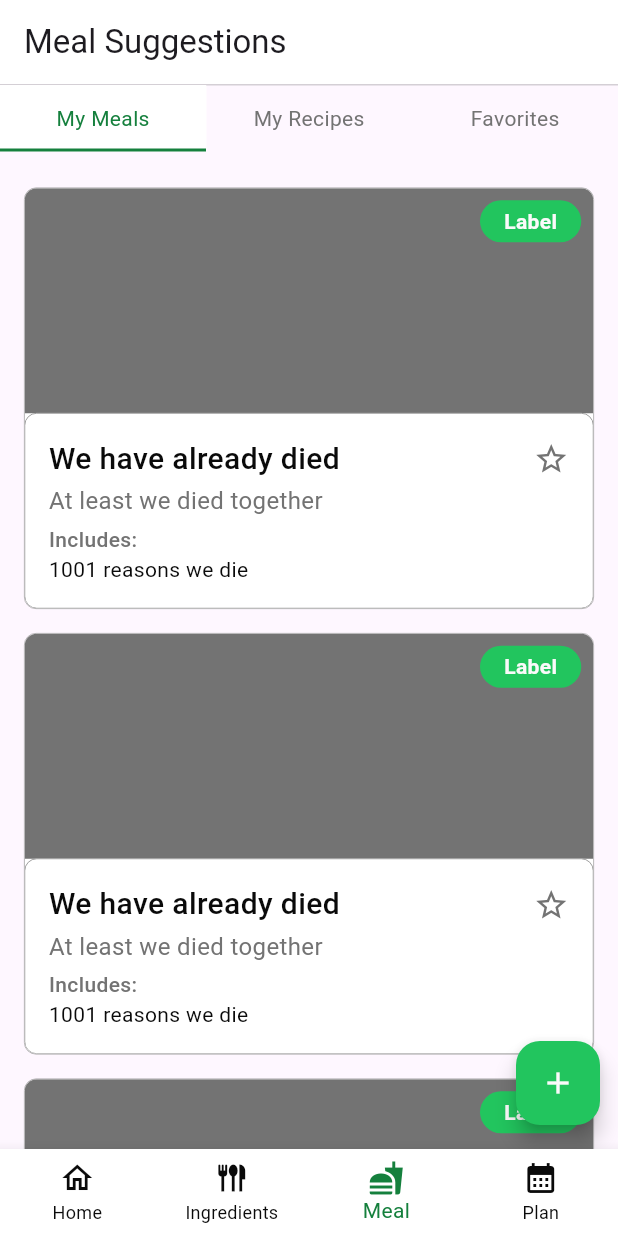
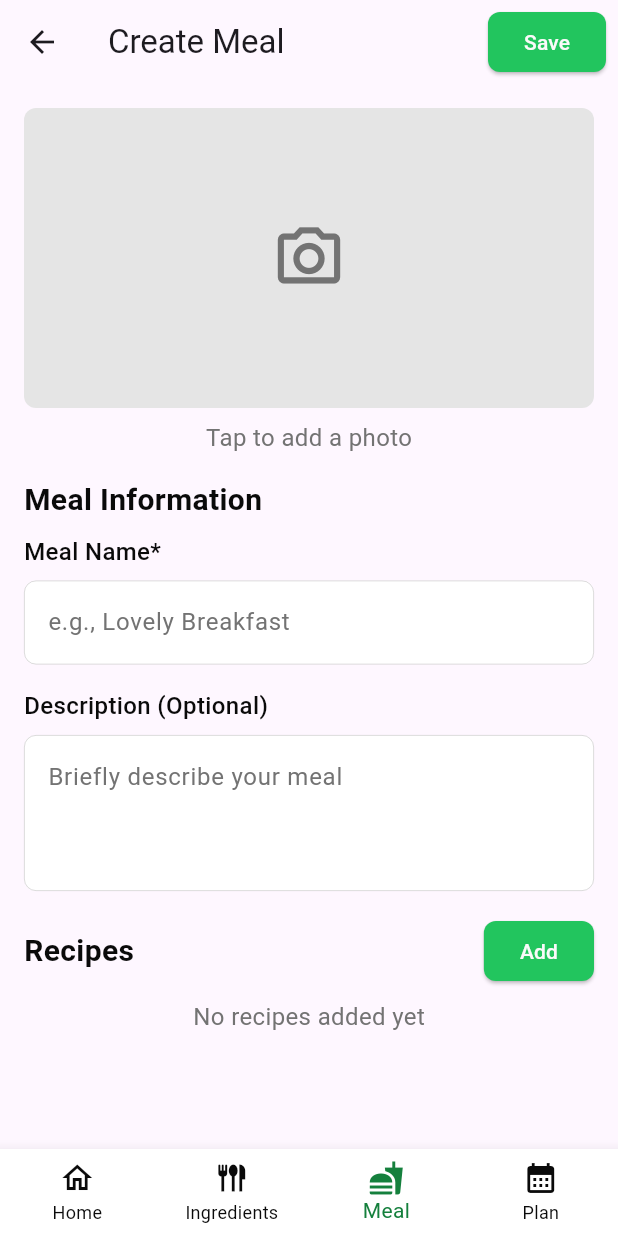
Before and after one commit to Nghia260104/pantrypal, a Flutter app: the screen it shows after launch, item 3 of the bottom bar chosen, after a tap on the "add" icon, on a phone screen of 412 x 824 dp. Run offline on Flutter 3.47's test engine with Material 3 defaults, Android fonts, the phone set to English and light mode, and no system bars; our stand-ins replace get, hive_ce, hive_ce_flutter, image_picker; accounts and stored records are empty; generated files the repository leaves out were written again.

```diff
--- a/lib/screens/ingredients/ingredients_screen.dart
+++ b/lib/screens/ingredients/ingredients_screen.dart
@@ -72,7 +72,7 @@ class IngredientsScreen extends StatelessWidget {
                   itemBuilder: (context, index) {
                     if (index == sections.length) {
                       // Add a SizedBox at the end
-                      return const SizedBox(height: 70); // Adjust the height as needed
+                      return const SizedBox(height: 80); // Adjust the height as needed
                     }
 
                     final section = sections[index];
@@ -93,7 +93,7 @@ class IngredientsScreen extends StatelessWidget {
                               padding: const EdgeInsets.symmetric(vertical: 6),
                               child: Container(
                                 decoration: BoxDecoration(
-                                  color: Colors.white,
+                                  color: colors.secondaryButtonColor,
                                   borderRadius: BorderRadius.circular(8.0),
                                   boxShadow: [
                                     BoxShadow(
--- /dev/null
+++ b/lib/screens/meal/create_meal_screen.dart
@@ -0,0 +1,479 @@
+import 'package:flutter/material.dart';
+import 'package:get/get.dart';
+import 'package:pantrypal/controllers/root_controller.dart';
+import 'package:pantrypal/core/theme/theme_colors.dart';
+import 'package:image_picker/image_picker.dart';
+import 'dart:io';
+
+class CreateMealScreen extends StatelessWidget {
+  final CreateMealController controller = Get.put(CreateMealController());
+  final RootController rootController = Get.find<RootController>();
+
+  @override
+  Widget build(BuildContext context) {
+    final colors = Theme.of(context).extension<ThemeColors>()!;
+
+    return Scaffold(
+      appBar: AppBar(
+        leading: IconButton(
+          icon: Icon(Icons.arrow_back),
+          onPressed: () => rootController.handleBack(),
+        ),
+        title: Text("Create Meal"),
+        actions: [
+          Padding(
+            padding: const EdgeInsets.only(right: 8.0), // Add padding to the right
+            child: ElevatedButton(
+              onPressed: () {
+                // Save logic here
+              },
+              style: ElevatedButton.styleFrom(
+                backgroundColor: colors.buttonColor, // Use buttonColor from ThemeColors
+                foregroundColor: colors.buttonContentColor, // Use buttonContentColor for text
+                shape: RoundedRectangleBorder(
+                  borderRadius: BorderRadius.circular(8), // Rounded rectangle shape
+                ),
+                // maximumSize: Size(80, 40), // Adjust horizontal size to make it smaller
+              ),
+              child: Text("Save"),
+            ),
+          ),
+        ],
+      ),
+      body: Padding(
+        padding: const EdgeInsets.all(16.0),
+        child: SingleChildScrollView(
+          child: Column(
+            crossAxisAlignment: CrossAxisAlignment.start,
+            children: [
+              GestureDetector(
+                onTap: controller.pickImage,
+                child: Obx(() {
+                  return Container(
+                    height: 200,
+                    decoration: BoxDecoration(
+                      color: colors.imagePickerColor,
+                      borderRadius: BorderRadius.circular(8),
+                    ),
+                    child: controller.selectedImage.value == null
+                        ? Center(child: Icon(Icons.camera_alt_outlined, size: 50, color: colors.hintTextColor))
+                        : ClipRRect(
+                            borderRadius: BorderRadius.circular(8),
+                            child: Image.file(
+                              File(controller.selectedImage.value!.path),
+                              fit: BoxFit.cover,
+                            ),
+                          ),
+                  );
+                }),
+              ),
+              Obx(() {
+                return controller.selectedImage.value == null
+                    ? Center(
+                        child: Padding(
+                          padding: const EdgeInsets.only(top: 8.0),
+                          child: Text(
+                            "Tap to add a photo",
+                            style: TextStyle(
+                              color: colors.hintTextColor,
+                              fontSize: 16,
+                            ),
+                          ),
+                        ),
+                      )
+                    : SizedBox.shrink();
+              }),
+              SizedBox(height: 16),
+              Text(
+                "Meal Information",
+                style: TextStyle(
+                  fontSize: 20,
+                  fontWeight: FontWeight.bold,
+                  color: colors.textPrimaryColor,
+                ),
+              ),
+              SizedBox(height: 8),
+              Text(
+                "Meal Name*",
+                style: TextStyle(
+                  fontSize: 16,
+                  color: colors.textPrimaryColor,
+                  fontWeight: FontWeight.w500,
+                ),
+              ),
+              SizedBox(height: 8),
+              TextField(
+                controller: controller.mealNameController,
+                decoration: InputDecoration(
+                  hintText: "e.g., Lovely Breakfast",
+                  hintStyle: TextStyle(
+                    color: colors.hintTextColor,
+                  ),
+                  border: OutlineInputBorder(
+                    borderRadius: BorderRadius.circular(8),
+                    borderSide: BorderSide(
+                      color: colors.secondaryButtonContentColor.withAlpha(50),
+                      width: 0.5,
+                    ),
+                  ),
+                  enabledBorder: OutlineInputBorder(
+                    borderRadius: BorderRadius.circular(8),
+                    borderSide: BorderSide(
+                      color: colors.secondaryButtonContentColor.withAlpha(50),
+                      width: 0.5,
+                    ),
+                  ),
+                  focusedBorder: OutlineInputBorder(
+                    borderRadius: BorderRadius.circular(8),
+                    borderSide: BorderSide(
+                      color: colors.secondaryButtonContentColor.withAlpha(50),
+                      width: 0.5,
+                    ),
+                  ),
+                  fillColor: colors.secondaryButtonColor,
+                  filled: true,
+                ),
+                style: TextStyle(
+                  color: colors.secondaryButtonContentColor,
+                ),
+              ),
+              SizedBox(height: 16),
+              Text(
+                "Description (Optional)",
+                style: TextStyle(
+                  fontSize: 16,
+                  color: colors.textPrimaryColor,
+                  fontWeight: FontWeight.w500,
+                ),
+              ),
+              SizedBox(height: 8),
+              TextField(
+                maxLines: 3,
+                controller: controller.descriptionController,
+                decoration: InputDecoration(
+                  hintText: "Briefly describe your meal",
+                  hintStyle: TextStyle(
+                    color: colors.hintTextColor,
+                  ),
+                  border: OutlineInputBorder(
+                    borderRadius: BorderRadius.circular(8),
+                    borderSide: BorderSide(
+                      color: colors.secondaryButtonContentColor.withAlpha(50),
+                      width: 0.5,
+                    ),
+                  ),
+                  enabledBorder: OutlineInputBorder(
+                    borderRadius: BorderRadius.circular(8),
+                    borderSide: BorderSide(
+                      color: colors.secondaryButtonContentColor.withAlpha(50),
+                      width: 0.5,
+                    ),
+                  ),
+                  focusedBorder: OutlineInputBorder(
+                    borderRadius: BorderRadius.circular(8),
+                    borderSide: BorderSide(
+                      color: colors.secondaryButtonContentColor.withAlpha(50),
+                      width: 0.5,
+                    ),
+                  ),
+                  fillColor: colors.secondaryButtonColor,
+                  filled: true,
+                ),
+                style: TextStyle(
+                  color: colors.secondaryButtonContentColor,
+                ),
+              ),
+              SizedBox(height: 16),
+              Row(
+                mainAxisAlignment: MainAxisAlignment.spaceBetween,
+                children: [
+                  Text(
+                    "Recipes",
+                    style: TextStyle(
+                      fontSize: 20,
+                      fontWeight: FontWeight.bold,
+                      color: colors.textPrimaryColor,
+                    ),
+                  ),
+                  ElevatedButton(
+                    onPressed: () {
+                      // Save logic here
+                      controller.addRecipe();
+                    },
+                    style: ElevatedButton.styleFrom(
+                      backgroundColor: colors.buttonColor, // Use buttonColor from ThemeColors
+                      foregroundColor: colors.buttonContentColor, // Use buttonContentColor for text
+                      shape: RoundedRectangleBorder(
+                        borderRadius: BorderRadius.circular(8), // Rounded rectangle shape
+                      ),
+                      // maximumSize: Size(80, 40), // Adjust horizontal size to make it smaller
+                    ),
+                    child: Text("Add"),
+                  ),
+                ],
+              ),
+              SizedBox(height: 8),
+              Obx(() {
+                if (controller.recipes.isEmpty) {
+                  return Center(
+                    child: Text(
+                      "No recipes added yet",
+                      style: TextStyle(
+                        color: colors.hintTextColor,
+                        fontSize: 16,
+                      ),
+                    )
+                  );
+                }
+                return Column(
+                  children: controller.recipes.map((recipe) {
+                    return Column(
+                      children: [
+                        Container(
+                          decoration: BoxDecoration(
+                            color: colors.secondaryButtonColor,
+                            borderRadius: BorderRadius.circular(8.0),
+                            // boxShadow: [
+                            //   BoxShadow(
+                            //     color: Colors.grey.withAlpha(127),
+                            //     spreadRadius: 1,
+                            //     blurRadius: 3,
+                            //     offset: const Offset(0, 2),
+                            //   ),
+                            // ],
+                            border: Border.all(
+                              color: colors.secondaryButtonContentColor.withAlpha(50),
+                              width: 1,
+                            ),
+                          ),
+                          padding: EdgeInsets.symmetric(horizontal: 16, vertical: 12),
+                          child: Row(
+                            crossAxisAlignment: CrossAxisAlignment.start,
+                            children: [
+                              Container(
+                                width: 60,
+                                height: 60,
+                                margin: const EdgeInsets.only(top: 4.0),
+                                decoration: BoxDecoration(
+                                  color: Colors.grey,
+                                ),
+                              ),
+                              SizedBox(width: 8),
+                              Expanded(
+                                child: Column(
+                                  crossAxisAlignment: CrossAxisAlignment.start,
+                                  children: [
+                                    Row(
+                                      children: [
+                                        Expanded(
+                                          child: Text(
+                                            recipe.name.value,
+                                            maxLines: 2,
+                                            overflow: TextOverflow.ellipsis,
+                                            style: TextStyle(
+                                              color: colors.textPrimaryColor,
+                                              fontSize: 18,
+                                              fontWeight: FontWeight.w500,
+                                            ),
+                                          ),
+                                        ),
+                                        SizedBox(
+                                          height: 24,
+                                          width: 24,
+                                          child: IconButton(
+                                            padding: EdgeInsets.zero,
+                                            icon: Icon(
+                                              Icons.close,
+                                              color: colors.normalIconColor,
+                                            ),
+                                            onPressed: () => controller.removeRecipe(recipe),
+                                          ),
+                                        ),
+                                      ],
+                                    ),
+                                    SizedBox(height: 4),
+                                    Row(
+                                      mainAxisAlignment: MainAxisAlignment.spaceBetween,
+                                      children: [
+                                        Text("Quantity:"),
+                                        Row(
+                                          children: [
+                                            Container(
+                                              width: 32, // Reduced width
+                                              height: 32, // Reduced height
+                                              decoration: BoxDecoration(
+                                                border: Border.all(
+                                                  color: colors.secondaryButtonContentColor
+                                                      .withAlpha(50),
+                                                  width: 1,
+                                                ),
+                                                shape: BoxShape.circle,
+                                              ),
+                                              child: IconButton(
+                                                icon: Icon(
+                                                  Icons.remove,
+                                                  color: colors.secondaryButtonContentColor,
+                                                  size: 20,
+                                                ),
+                                                onPressed: () => controller.decreaseQuantity(recipe),
+                                                constraints: BoxConstraints(
+                                                  minWidth: 32, // Match the container size
+                                                  minHeight: 32, // Match the container size
+                                                ),
+                                                padding:
+                                                    EdgeInsets.zero, // Remove extra padding
+                                              ),
+                                            ),
+                                            Obx(() {
+                                              return Padding(
+                                                padding: const EdgeInsets.symmetric(
+                                                  horizontal: 12,
+                                                ),
+                                                child: Text(
+                                                  recipe.quantity.value.toString(),
+                                                  style: TextStyle(
+                                                    color: colors.textPrimaryColor,
+                                                    fontSize: 16,
+                                                  ),
+                                                ),
+                                              );
+                                            }),
+                                            Container(
+                                              width: 32, // Reduced width
+                                              height: 32, // Reduced height
+                                              decoration: BoxDecoration(
+                                                border: Border.all(
+                                                  color: colors.secondaryButtonContentColor
+                                                      .withAlpha(50),
+                                                  width: 1,
+                                                ),
+                                                shape: BoxShape.circle,
+                                              ),
+                                              child: IconButton(
+                                                icon: Icon(
+                                                  Icons.add,
+                                                  color: colors.secondaryButtonContentColor,
+                                                  size: 20,
+                                                ),
+                                                onPressed: () => controller.increaseQuantity(recipe),
+                                                constraints: BoxConstraints(
+                                                  minWidth: 32, // Match the container size
+                                                  minHeight: 32, // Match the container size
+                                                ),
+                                                padding:
+                                                    EdgeInsets.zero, // Remove extra padding
+                                              ),
+                                            ),
+                                          ],
+                                        ),
+                                      ],
+                                    ),
+                                  ],
+                                ),
+                              ),
+                            ],
+                          ),
+                        ),
+                        SizedBox(height: 8,),
+                      ],
+                    );
+                  }).toList(),
+                );
+              }),
+              Obx(() {
+                if (controller.recipes.isEmpty) return SizedBox.shrink();
+                return Column(
+                  crossAxisAlignment: CrossAxisAlignment.start,
+                  children: [
+                    SizedBox(height: 16),
+                    Text("Meal Summary"),
+                    SizedBox(height: 8),
+                    Container(
+                      padding: EdgeInsets.all(8),
+                      decoration: BoxDecoration(
+                        color: Colors.grey[200],
+                        borderRadius: BorderRadius.circular(8),
+                      ),
+                      child: Row(
+                        mainAxisAlignment: MainAxisAlignment.spaceBetween,
+                        children: List.generate(4, (index) {
+                          return Expanded(
+                            child: Container(
+                              margin: EdgeInsets.symmetric(horizontal: 4),
+                              padding: EdgeInsets.all(8),
+                              decoration: BoxDecoration(
+                                color: Colors.white,
+                                borderRadius: BorderRadius.circular(8),
+                              ),
+                              child: Column(
+                                children: [
+                                  Text("Title $index"),
+                                  Text("Value $index"),
+                                ],
+                              ),
+                            ),
+                          );
+                        }),
+                      ),
+                    ),
+                  ],
+                );
+              }),
+            ],
+          ),
+        ),
+      ),
+    );
+  }
+}
+
+class CreateMealController extends GetxController {
+  var imagePath = ''.obs;
+  var recipes = <Recipe>[].obs;
+  var selectedImage = Rx<XFile?>(null);
+  TextEditingController mealNameController = TextEditingController();
+  TextEditingController descriptionController = TextEditingController();
+
+  void addRecipe() {
+    // Implement add recipe logic
+    // recipes.add(Recipe(name: "New Recipeeeeeeeeeeeeeeeeeeeeeeeeeeeeeeeeeeeeeeeeeeeeeeeeeeeeeeeeeeeeeeeee", quantity: 1));
+    recipes.add(Recipe(name: "New Recipe", quantity: 1));
+  }
+
+  void removeRecipe(Recipe recipe) {
+    recipes.remove(recipe);
+  }
+
+  void decreaseQuantity(Recipe recipe) {
+    // Implement decrease quantity logic
+    if (recipe.quantity > 1) {
+      recipe.quantity.value--;
+    }
+  }
+
+  void increaseQuantity(Recipe recipe) {
+    // Implement increase quantity logic
+    if (recipe.quantity < 10) {
+      recipe.quantity.value++;
+    }
+  }
+
+  void saveMeal() {
+    // Implement save meal logic
+  }
+
+  void pickImage() async {
+    final ImagePicker picker = ImagePicker();
+    final XFile? image = await picker.pickImage(source: ImageSource.gallery);
+    selectedImage.value = image;
+  }
+}
+
+class Recipe {
+  RxString name;
+  RxInt quantity;
+
+  Recipe({required String name, required int quantity})
+      : name = name.obs,
+        quantity = quantity.obs;
+}
--- a/lib/screens/meal/meal_screen.dart
+++ b/lib/screens/meal/meal_screen.dart
@@ -2,8 +2,9 @@ import 'package:flutter/material.dart';
 import 'package:get/get.dart';
 import 'package:pantrypal/controllers/root_controller.dart';
 import 'package:pantrypal/core/theme/theme_colors.dart';
+import 'package:pantrypal/screens/meal/create_meal_screen.dart';
 import 'package:pantrypal/screens/meal/create_recipe_screen.dart';
-import 'package:pantrypal/screens/meal/meal_detail_screen.dart';
+import 'package:pantrypal/screens/meal/recipe_detail_screen.dart';
 import 'package:pantrypal/widgets/rounded_box.dart';
 import 'package:pantrypal/controllers/meal/meal_controller.dart';
 
@@ -507,6 +508,12 @@ class MealScreen extends StatelessWidget {
                           id: rootController.currentNavId.value,
                         );
                       }
+                      else {
+                        Get.to(
+                          CreateMealScreen(),
+                          id: rootController.currentNavId.value,
+                        );
+                      }
                     },
                     backgroundColor: colors.buttonColor,
                     child: Icon(Icons.add, color: colors.buttonContentColor),
--- a/lib/widgets/custom_dropdown_button.dart
+++ b/lib/widgets/custom_dropdown_button.dart
@@ -4,6 +4,7 @@ import 'package:pantrypal/widgets/rounded_box.dart';
 
 class CustomDropdownButton extends StatelessWidget {
   final RxString selectedValue; // Reactive variable for the selected value
+  final RxInt? selectedIndex;
   final List<String> items; // List of dropdown items
   final Function(String) onChanged; // Callback for value change
 
@@ -27,6 +28,7 @@ class CustomDropdownButton extends StatelessWidget {
   CustomDropdownButton({
     super.key,
     required this.selectedValue,
+    this.selectedIndex,
     required this.items,
     required this.onChanged,
     this.width,
@@ -124,6 +126,7 @@ class CustomDropdownButton extends StatelessWidget {
                                 onTap: () {
                                   if (!isEnabled) return; // Do nothing if disabled
                                   selectedValue.value = item; // Update selected value
+                                  selectedIndex?.value = index; // Update selected index
                                   onChanged(item); // Trigger callback
                                   _closeDropdown(); // Close dropdown
                                 },
```
Also changed, not shown: lib/screens/meal/create_recipe_screen.dart (+116 -61 lines), lib/screens/meal/recipe_detail_screen.dart (renamed from lib/screens/meal/meal_detail_screen.dart).
